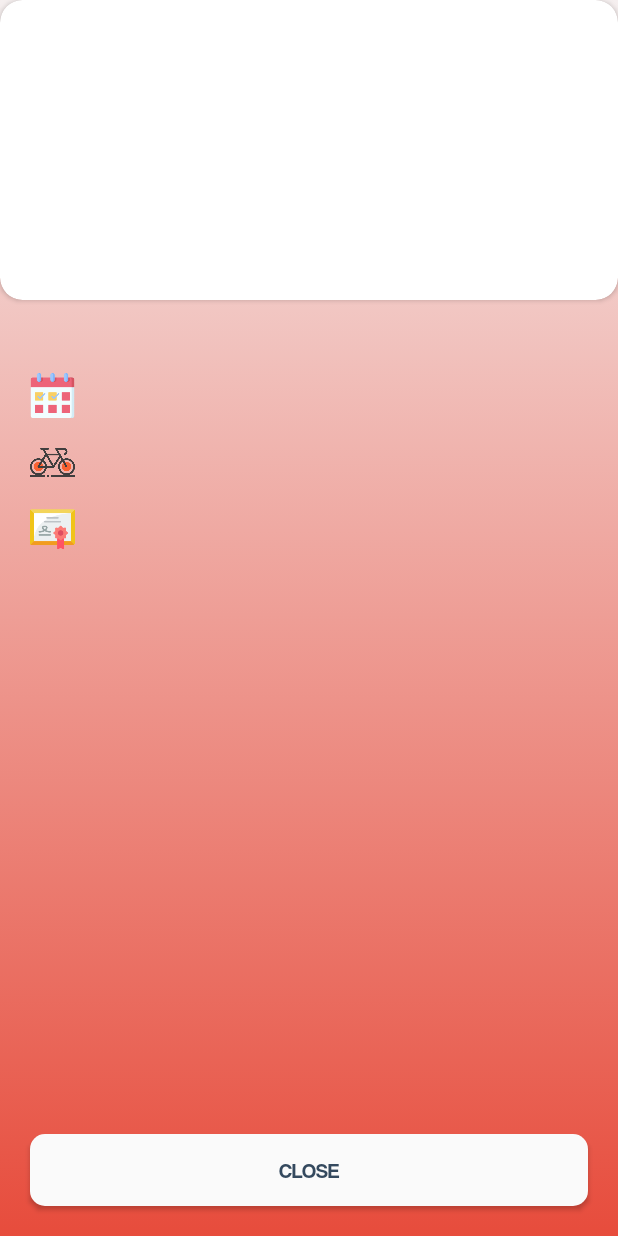
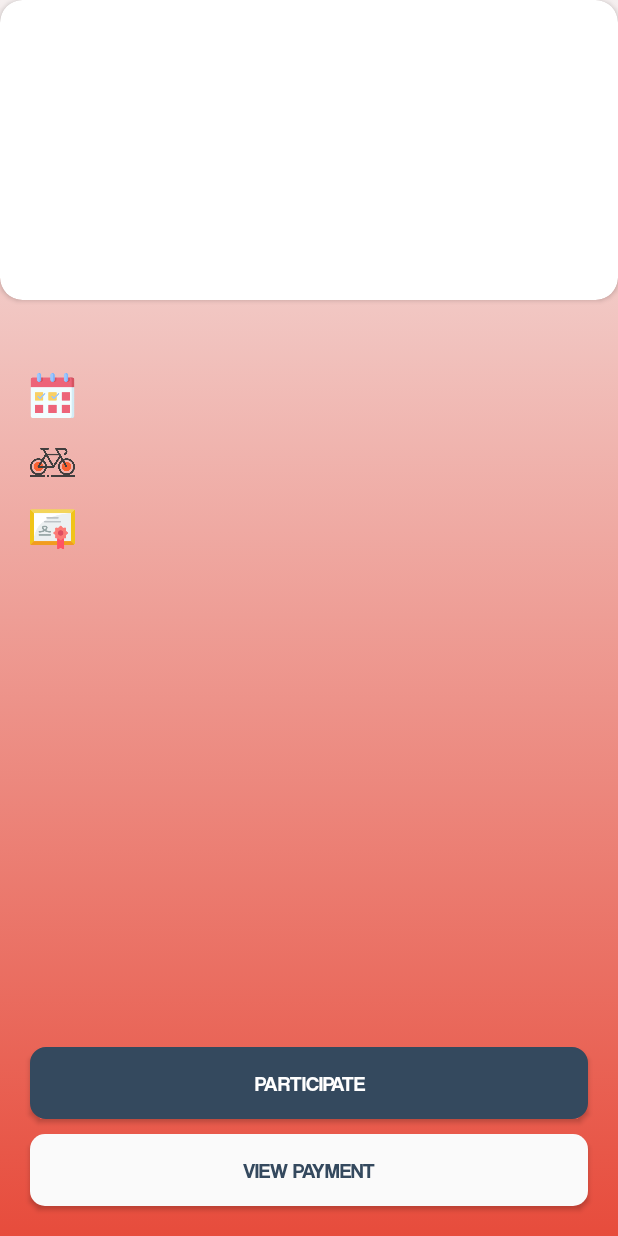
Before and after one commit to cchristopherjaudian/Padyak, an Android app: the layout activity_frm_event_info.xml on its own in the app's theme, with its tools: preview values and no code run, on a phone screen of 412 x 824 dp. Run offline under Robolectric (Android 15) with nearby library versions, the phone set to English and light mode, and no system bars.

Commit message:
feat: Add View Payment in Event Info

```diff
--- a/mobile/app/src/main/res/layout/activity_frm_event_info.xml
+++ b/mobile/app/src/main/res/layout/activity_frm_event_info.xml
@@ -154,18 +154,35 @@
             android:layout_height="wrap_content"
             android:layout_marginStart="20dp"
             android:layout_marginEnd="20dp"
-            android:layout_marginBottom="10dp"
+            android:layout_marginBottom="30dp"
             android:background="@drawable/rounded_affirmative_button"
             android:fontFamily="@font/coolvetica"
             android:text="Register"
             android:textColor="#FFF"
             android:visibility="gone"
-            app:layout_constraintBottom_toTopOf="@+id/btnEventCancel"
+            app:layout_constraintBottom_toBottomOf="parent"
             app:layout_constraintEnd_toEndOf="parent"
             app:layout_constraintStart_toStartOf="parent" />
 
         <Button
-            android:id="@+id/btnEventCancel"
+            android:id="@+id/btnEventParticipate"
+            android:layout_width="0dp"
+            android:layout_height="wrap_content"
+            android:layout_marginStart="20dp"
+            android:layout_marginEnd="20dp"
+            android:layout_marginBottom="10dp"
+            android:background="@drawable/rounded_affirmative_button"
+            android:fontFamily="@font/coolvetica"
+            android:text="Participate"
+            android:textColor="#FFF"
+            android:visibility="visible"
+            app:layout_constraintBottom_toTopOf="@+id/btnViewPayment"
+            app:layout_constraintEnd_toEndOf="parent"
+            app:layout_constraintHorizontal_bias="0.0"
+            app:layout_constraintStart_toStartOf="parent" />
+
+        <Button
+            android:id="@+id/btnViewPayment"
             android:layout_width="0dp"
             android:layout_height="wrap_content"
             android:layout_marginStart="20dp"
@@ -173,26 +190,12 @@
             android:layout_marginBottom="20dp"
             android:background="@drawable/rounded_white_button"
             android:fontFamily="@font/coolvetica"
-            android:text="Close"
+            android:text="View Payment"
+
             android:textColor="@color/ok_color"
-            app:layout_constraintBottom_toBottomOf="parent"
-            app:layout_constraintEnd_toStartOf="@+id/btnEventParticipate"
-            app:layout_constraintStart_toStartOf="parent" />
-
-        <Button
-            android:id="@+id/btnEventParticipate"
-            android:layout_width="0dp"
-            android:visibility="gone"
-            android:layout_height="wrap_content"
-            android:layout_marginStart="20dp"
-            android:layout_marginEnd="20dp"
-            android:layout_marginBottom="20dp"
-            android:background="@drawable/rounded_affirmative_button"
-            android:fontFamily="@font/coolvetica"
-            android:text="Participate"
-            android:textColor="#FFF"
+            android:visibility="visible"
             app:layout_constraintBottom_toBottomOf="parent"
             app:layout_constraintEnd_toEndOf="parent"
-            app:layout_constraintStart_toEndOf="@+id/btnEventCancel" />
+            app:layout_constraintStart_toStartOf="parent" />
     </androidx.constraintlayout.widget.ConstraintLayout>
 </androidx.constraintlayout.widget.ConstraintLayout>
```
Also changed, not shown: mobile/app/src/main/AndroidManifest.xml (+4 -3 lines), mobile/app/src/main/java/com/padyak/activity/frmEventInfo.java (+29 -20 lines).
